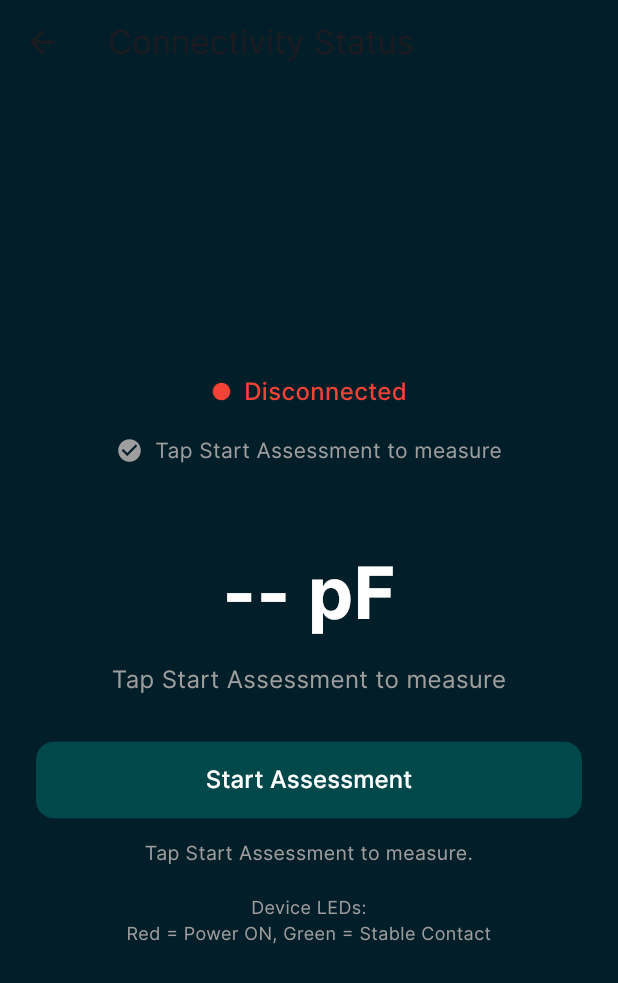
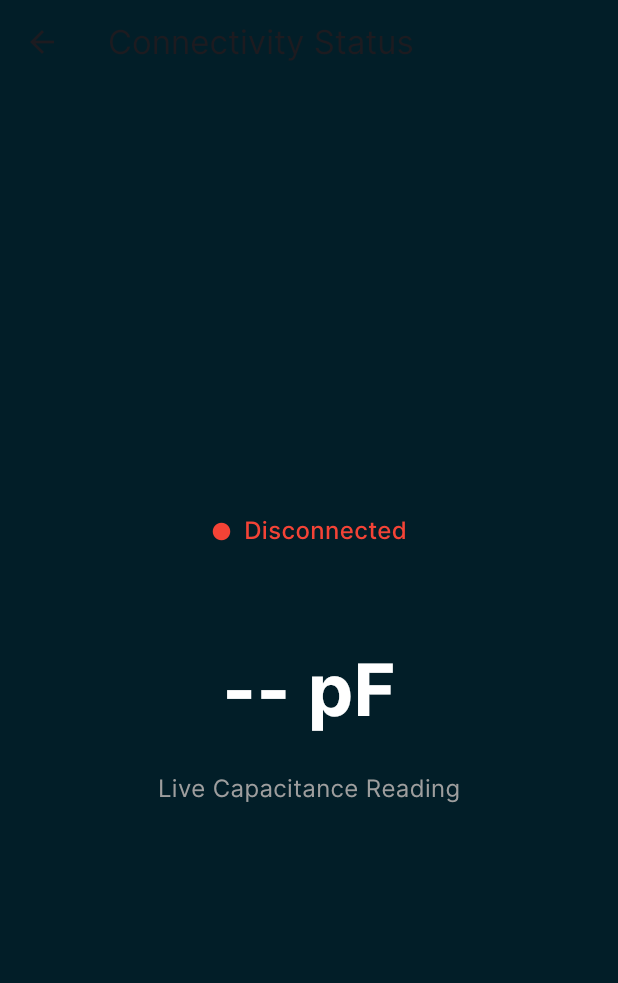
Before and after one commit to Dyan-p0l/THESIS_APP, a Flutter app: the Homepage screen opened directly, on a phone screen of 412 x 824 dp. Shown: the top 983 px of the screen. Run offline on Flutter 3.47's test engine with Material 3 defaults, Android fonts, the phone set to English and light mode, and no system bars; our stand-ins replace flutter_blue_plus, liquid_swipe, permission_handler.

Commit message:
added homepage

```diff
--- a/lib/homepage.dart
+++ b/lib/homepage.dart
@@ -1,4 +1,3 @@
-import 'dart:async';
 import 'package:flutter/material.dart';
 import '../services/ble_service.dart';
 
@@ -12,90 +11,33 @@ class Homepage extends StatefulWidget {
 class _HomepageState extends State<Homepage> {
   final BleService bleService = BleService();
 
-  bool _waitingFinal = false;
-  String _hintText = "Tap Start Assessment to measure.";
-
   @override
   void initState() {
     super.initState();
-    bleService.startAutoConnect();
-  }
-
-  Future<void> _startAssessment(bool connected) async {
-    if (!connected) return;
-
-    setState(() {
-      _waitingFinal = true;
-      _hintText = "Measuring... keep sensor steady for stable contact.";
-    });
-
-    try {
-      // ✅ Sends START (0x01) to ESP32 then waits for FINAL (flags bit5)
-      final result = await bleService.startAssessment(
-        timeout: const Duration(seconds: 25),
-      );
-
-      if (!mounted) return;
-
-      setState(() {
-        _waitingFinal = false;
-        _hintText = result.stable
-            ? "Assessment complete."
-            : "Assessment failed (unstable/timeout). Reposition and try again.";
-      });
-
-      ScaffoldMessenger.of(context).showSnackBar(
-        SnackBar(
-          content: Text(
-            result.stable
-                ? "FINAL OK: ${result.finalPf.toStringAsFixed(2)} pF"
-                : "FINAL FAILED: Unstable/timeout (retry).",
-          ),
-        ),
-      );
-    } on TimeoutException {
-      if (!mounted) return;
-      setState(() {
-        _waitingFinal = false;
-        _hintText = "Timeout. Tap Start Assessment to try again.";
-      });
-      ScaffoldMessenger.of(context).showSnackBar(
-        const SnackBar(content: Text("Timeout: No FINAL packet received.")),
-      );
-    } catch (e) {
-      if (!mounted) return;
-      setState(() {
-        _waitingFinal = false;
-        _hintText = "Error: $e";
-      });
-    }
+    BleService().startAutoConnect();
   }
 
   @override
   Widget build(BuildContext context) {
-    const bg = Color(0xFF021E28);
-    const tealBtn = Colors.teal;
-
     return Scaffold(
-      backgroundColor: bg,
+      backgroundColor: const Color(0xFF021E28),
       appBar: AppBar(
-        backgroundColor: bg,
+        backgroundColor: const Color(0xFF021E28),
         elevation: 0,
         title: const Text('Connectivity Status'),
       ),
       body: Padding(
         padding: const EdgeInsets.all(24),
-        child: Center(
-          child: StreamBuilder<bool>(
-            stream: bleService.connectionStream,
-            builder: (context, connSnap) {
-              final connected = connSnap.data ?? false;
-
-              return Column(
+        child: Column(
           mainAxisAlignment: MainAxisAlignment.center,
           children: [
-                  // CONNECTION STATUS
-                  Row(
+            /// 🔵 CONNECTION STATUS
+            StreamBuilder<bool>(
+              stream: bleService.connectionStream,
+              builder: (context, snapshot) {
+                final connected = snapshot.data ?? false;
+
+                return Row(
                   mainAxisAlignment: MainAxisAlignment.center,
                   children: [
                     Icon(
@@ -113,52 +55,29 @@ class _HomepageState extends State<Homepage> {
                       ),
                     ),
                   ],
-                  ),
-
-                  const SizedBox(height: 18),
-
-                  // STABILITY FLAG (only meaningful during assessment)
-                  StreamBuilder<bool>(
-                    stream: bleService.stableStream,
-                    builder: (context, stableSnap) {
-                      final stable = stableSnap.data ?? false;
-
-                      // When not measuring, keep it neutral
-                      final showStable = _waitingFinal;
-                      final iconColor = showStable
-                          ? (stable ? Colors.green : Colors.grey)
-                          : Colors.grey;
-
-                      final label = showStable
-                          ? (stable ? "Stable Contact" : "Not Stable")
-                          : "Tap Start Assessment to measure";
-
-                      return Row(
-                        mainAxisAlignment: MainAxisAlignment.center,
-                        children: [
-                          Icon(Icons.check_circle, color: iconColor, size: 18),
-                          const SizedBox(width: 8),
-                          Text(
-                            label,
-                            style: TextStyle(color: iconColor, fontSize: 14),
-                          ),
-                        ],
                 );
               },
             ),
 
-                  const SizedBox(height: 50),
+            const SizedBox(height: 60),
 
-                  // CAPACITANCE DISPLAY
+            /// 🔵 LIVE CAPACITANCE DISPLAY
             StreamBuilder<double>(
               stream: bleService.capacitanceStream,
               builder: (context, snapshot) {
-                      final text = snapshot.hasData
-                          ? "${snapshot.data!.toStringAsFixed(2)} pF"
-                          : "-- pF";
+                if (!snapshot.hasData) {
+                  return const Text(
+                    "-- pF",
+                    style: TextStyle(
+                      fontSize: 48,
+                      fontWeight: FontWeight.bold,
+                      color: Colors.white,
+                    ),
+                  );
+                }
 
                 return Text(
-                        text,
+                  "${snapshot.data!.toStringAsFixed(2)} pF",
                   style: const TextStyle(
                     fontSize: 48,
                     fontWeight: FontWeight.bold,
@@ -168,69 +87,13 @@ class _HomepageState extends State<Homepage> {
               },
             ),
 
-                  const SizedBox(height: 12),
+            const SizedBox(height: 20),
 
             const Text(
-                    "Tap Start Assessment to measure",
+              "Live Capacitance Reading",
               style: TextStyle(color: Colors.grey, fontSize: 16),
-                    textAlign: TextAlign.center,
-                  ),
-
-                  const SizedBox(height: 30),
-
-                  // START / LOADING BUTTON
-                  SizedBox(
-                    width: double.infinity,
-                    child: ElevatedButton(
-                      onPressed: (!connected || _waitingFinal)
-                          ? null
-                          : () => _startAssessment(connected),
-                      style: ElevatedButton.styleFrom(
-                        backgroundColor: tealBtn, // ✅ teal background
-                        disabledBackgroundColor: tealBtn.withOpacity(0.35),
-                        padding: const EdgeInsets.symmetric(vertical: 14),
-                        shape: RoundedRectangleBorder(
-                          borderRadius: BorderRadius.circular(12),
-                        ),
-                      ),
-                      child: _waitingFinal
-                          ? const SizedBox(
-                              height: 18,
-                              width: 18,
-                              child: CircularProgressIndicator(
-                                strokeWidth: 2.5,
-                                color: Colors.white,
-                              ),
-                            )
-                          : const Text(
-                              "Start Assessment",
-                              style: TextStyle(
-                                fontSize: 16,
-                                color: Colors.white,
-                              ),
-                            ),
-                    ),
-                  ),
-
-                  const SizedBox(height: 14),
-
-                  Text(
-                    _hintText,
-                    style: const TextStyle(color: Colors.grey, fontSize: 13),
-                    textAlign: TextAlign.center,
-                  ),
-
-                  const SizedBox(height: 18),
-
-                  const Text(
-                    "Device LEDs:\nRed = Power ON, Green = Stable Contact",
-                    style: TextStyle(color: Colors.grey, fontSize: 12),
-                    textAlign: TextAlign.center,
             ),
           ],
-              );
-            },
-          ),
         ),
       ),
     );
```
Also changed, not shown: pubspec.lock. Lines whose indentation alone changed are shown as unchanged.
